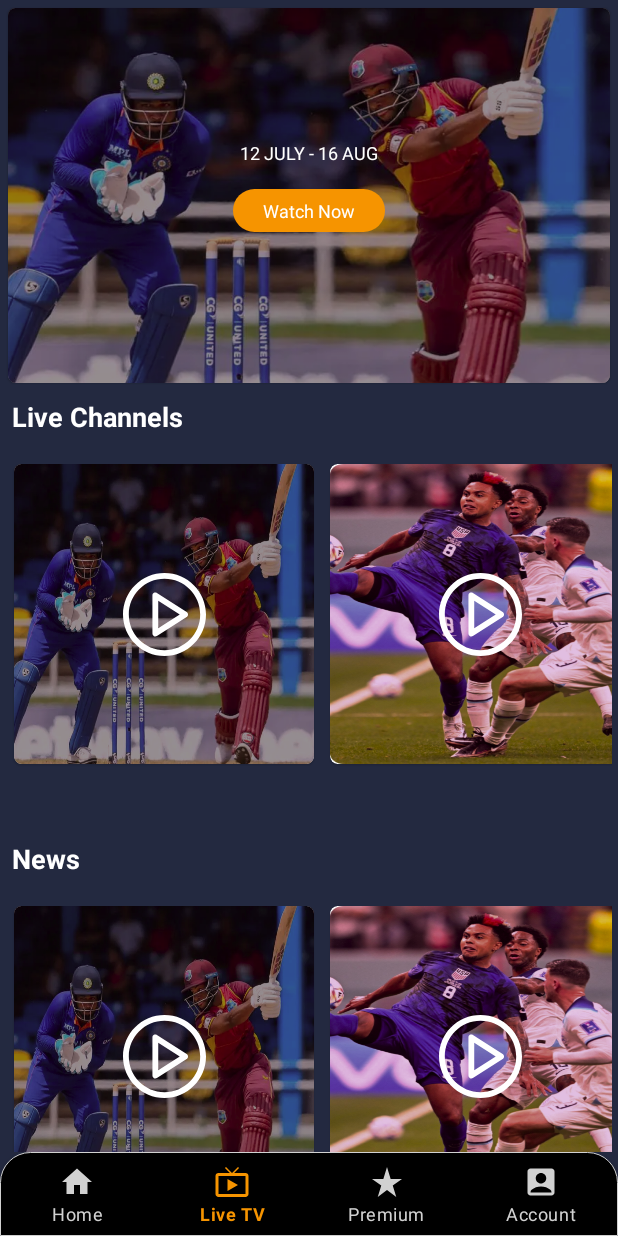
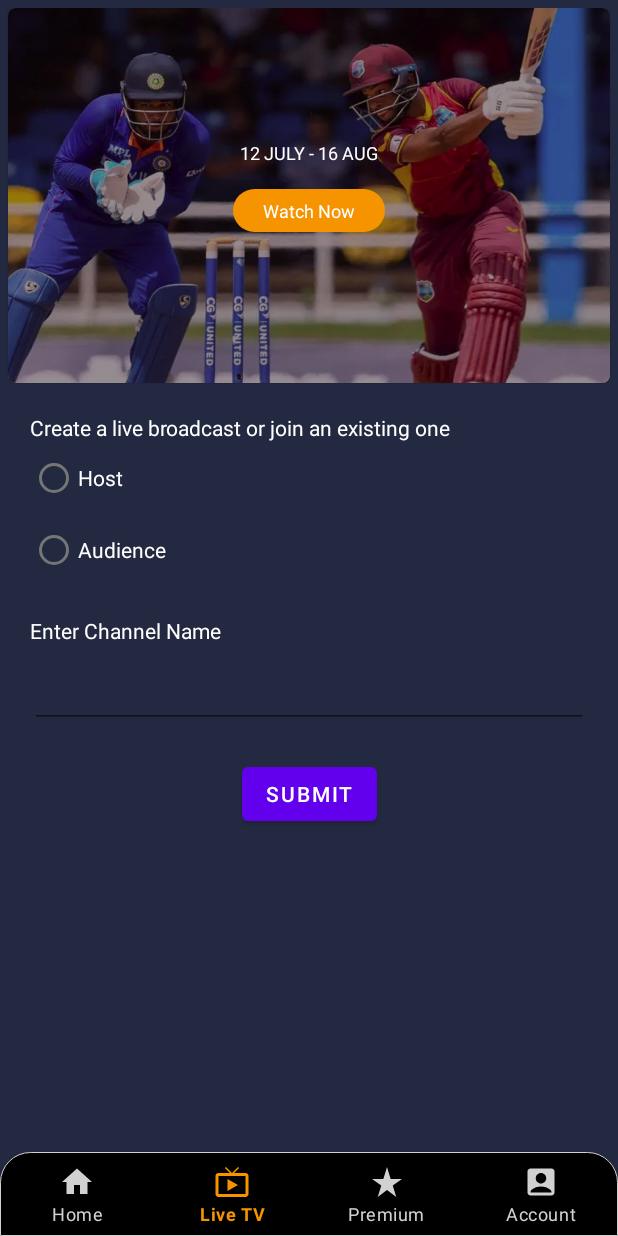
Before and after one commit to Nagari-Telcovas/LiveStreaming_Android, an Android app: the LiveTvFragment screen opened through its navigation route, on a phone screen of 412 x 824 dp. Run offline under Robolectric (Android 15) with nearby library versions, the phone set to English and light mode, and no system bars; our stand-ins replace navigation-ui; pictures from the network do not load.

Commit message:
Update UI design

```diff
--- a/app/src/main/AndroidManifest.xml
+++ b/app/src/main/AndroidManifest.xml
@@ -28,7 +28,7 @@
             android:name=".AgoraVideoActivity"
             android:exported="false" />
         <activity
-            android:name=".SplashActivity"
+            android:name=".AgoraMainActivity"
             android:exported="false" />
         <activity
             android:name=".fullVideo.FullVideoActivity"
@@ -53,7 +53,7 @@
             android:name=".MainActivity"
             android:exported="false" />
         <activity
-            android:name=".AgoraMainActivity"
+            android:name=".SplashActivity"
             android:exported="true">
             <intent-filter>
                 <action android:name="android.intent.action.MAIN" />
--- a/app/src/main/java/com/example/livestreaming/AgoraMainActivity.kt
+++ b/app/src/main/java/com/example/livestreaming/AgoraMainActivity.kt
@@ -6,6 +6,7 @@ import android.content.Intent
 import android.content.pm.PackageManager
 import android.os.Build
 import android.os.Bundle
+import android.util.Log
 import android.widget.Button
 import android.widget.EditText
 import android.widget.RadioButton
@@ -50,6 +51,8 @@ class AgoraMainActivity : AppCompatActivity() {
                     val intent = Intent(this, AgoraVideoActivity::class.java)
                     intent.putExtra(channelMessage, channelName)
                     intent.putExtra(profileMessage, channelProfile)
+                    Log.d("DataCheck11", channelName)
+                    Log.d("DataCheck22", channelProfile.toString())
                     startActivity(intent)
                    // val radio:RadioButton = findViewById(id)
                   //  Toast.makeText(applicationContext,"On button click :" + " ${radio.text}", Toast.LENGTH_SHORT).show()
--- a/app/src/main/java/com/example/livestreaming/fragments/livetv/LiveTvFragment.kt
+++ b/app/src/main/java/com/example/livestreaming/fragments/livetv/LiveTvFragment.kt
@@ -1,35 +1,38 @@
 package com.example.livestreaming.fragments.livetv
 
 
+import android.Manifest
+import android.content.Context
 import android.content.Intent
+import android.content.pm.PackageManager
+import android.util.Log
 import android.view.View
+import android.widget.Button
+import android.widget.EditText
 import android.widget.ImageView
-import androidx.recyclerview.widget.DefaultItemAnimator
-import androidx.recyclerview.widget.GridLayoutManager
-import androidx.recyclerview.widget.LinearLayoutManager
-import androidx.recyclerview.widget.RecyclerView
+import android.widget.RadioButton
+import android.widget.RadioGroup
+import android.widget.Toast
+import androidx.activity.result.contract.ActivityResultContracts
+import androidx.core.content.ContextCompat
+import com.example.livestreaming.AgoraMainActivity
+import com.example.livestreaming.AgoraVideoActivity
 import com.example.livestreaming.BaseFragment
+import com.example.livestreaming.CommonMethods
 import com.example.livestreaming.R
-import com.example.livestreaming.UserDto
 import com.example.livestreaming.fullVideo.FullVideoActivity
+import java.util.ArrayList
 
 
 class LiveTvFragment : BaseFragment(R.layout.fragment_live_tv) {
 
-    private lateinit var videoList: RecyclerView
-    private lateinit var newsList: RecyclerView
-    private lateinit var moviesList: RecyclerView
-    private lateinit var blogsList: RecyclerView
-    lateinit var liveTvAdapter: LiveTvAdapter
-    lateinit var newsAdapter: LiveTvAdapter
-    lateinit var movieAdapter: LiveTvAdapter
-    lateinit var blogsAdapter: LiveTvAdapter
+    var channelProfile = 0
+    var cameraGranted = false
+    var permissionsStr = arrayOf(Manifest.permission.CAMERA, Manifest.permission.RECORD_AUDIO)
+    var permissionsCount = 0
+    lateinit var permissionsList: ArrayList<String>
 
     override fun initFragment(view: View) {
-        videoList = view.findViewById(R.id.liveVideoList)
-        newsList = view.findViewById(R.id.newsList)
-        moviesList = view.findViewById(R.id.moviesList)
-        blogsList = view.findViewById(R.id.blogsList)
 
         val videoViewTrending = view.findViewById<ImageView>(R.id.imageTrending)
         videoViewTrending.setOnClickListener {
@@ -37,54 +40,98 @@ class LiveTvFragment : BaseFragment(R.layout.fragment_live_tv) {
             intentImg.putExtra("VideoLink", "http://commondatastorage.googleapis.com/gtv-videos-bucket/sample/BigBuckBunny.mp4")
             startActivity(intentImg)
         }
-        //--  Live Video  --//
-        videoList.layoutManager = LinearLayoutManager(context, LinearLayoutManager.HORIZONTAL, false)
-        videoList.setHasFixedSize(true)
-        var adapter = LiveTvAdapter(generateData(), requireContext())
-        videoList?.itemAnimator =  DefaultItemAnimator()
-        videoList?.adapter = adapter
-        adapter.notifyDataSetChanged()
 
-        //--  News Video  --//
-        newsList.layoutManager = LinearLayoutManager(context, LinearLayoutManager.HORIZONTAL, false)
-        newsList.setHasFixedSize(true)
-        newsAdapter = LiveTvAdapter(generateData(), requireContext())
-        newsList?.itemAnimator =  DefaultItemAnimator()
-        newsList?.adapter = newsAdapter
-        adapter.notifyDataSetChanged()
 
-        //--  Movies Video  --//
-        moviesList.layoutManager = LinearLayoutManager(context, LinearLayoutManager.HORIZONTAL, false)
-        moviesList.setHasFixedSize(true)
-        movieAdapter = LiveTvAdapter(generateData(), requireContext())
-        moviesList?.itemAnimator =  DefaultItemAnimator()
-        moviesList?.adapter = movieAdapter
-        adapter.notifyDataSetChanged()
+        permissionsList = ArrayList()
+        permissionsList.addAll(permissionsStr)
+        askForPermissions(permissionsList)
 
-        //--  Blogs Video  --//
-        blogsList.layoutManager = LinearLayoutManager(context, LinearLayoutManager.HORIZONTAL, false)
-        blogsList.setHasFixedSize(true)
-        blogsAdapter = LiveTvAdapter(generateData(), requireContext())
-        blogsList?.itemAnimator =  DefaultItemAnimator()
-        blogsList?.adapter = blogsAdapter
-        adapter.notifyDataSetChanged()
+        val radioGroup = view.findViewById<RadioGroup>(R.id.radioGroup)
+        val host = view.findViewById<RadioButton>(R.id.host)
+        val audience = view.findViewById<RadioButton>(R.id.audience)
+        val channelName = view.findViewById<EditText>(R.id.channelName)
+        val submit = view.findViewById<Button>(R.id.submit)
+
+        radioGroup.setOnCheckedChangeListener { group, checkedId ->
+            val radio: RadioButton = view.findViewById(checkedId)
+            Toast.makeText(requireContext(), " On checked change :" + " ${radio.text}", Toast.LENGTH_SHORT).show()
+        }
+
+        submit.setOnClickListener{
+            // if (cameraGranted){
+            var id: Int = radioGroup.checkedRadioButtonId
+            if (id!=-1){
+                val channelName = channelName.text.toString()
+                val intent = Intent(requireContext(), AgoraVideoActivity::class.java)
+                intent.putExtra(AgoraMainActivity.channelMessage, channelName)
+                intent.putExtra(AgoraMainActivity.profileMessage, channelProfile)
+                Log.d("DataCheck11", channelName)
+                Log.d("DataCheck22", channelProfile.toString())
+                startActivity(intent)
+                // val radio:RadioButton = findViewById(id)
+                //  Toast.makeText(applicationContext,"On button click :" + " ${radio.text}", Toast.LENGTH_SHORT).show()
+            }else{
+                // If no radio button checked in this radio group
+                Toast.makeText(requireContext(),"Please Select one Item", Toast.LENGTH_SHORT).show()
+                //   }
+                //}else{
+                //CommonMethods.showMessage(this, getString(R.string.permission_required))
+            }
+
+        }
+        val MY_PERMISSIONS_REQUEST_CAMERA = 0
+        // Here, this is the current activity
+        /*   if (ContextCompat.checkSelfPermission(this, Manifest.permission.CAMERA) != PackageManager.PERMISSION_GRANTED || ContextCompat.checkSelfPermission(this, Manifest.permission.RECORD_AUDIO) != PackageManager.PERMISSION_GRANTED) {
+            ActivityCompat.requestPermissions(this, new String[]{Manifest.permission.CAMERA, Manifest.permission.RECORD_AUDIO}, MY_PERMISSIONS_REQUEST_CAMERA);
+
+        }*/
+
+
     }
 
-    private fun generateData(): ArrayList<UserImage> {
-        var result = ArrayList<UserImage>()
+    companion object {
+        const val channelMessage = "com.agora.samtan.agorabroadcast.CHANNEL"
+        const val profileMessage = "com.agora.samtan.agorabroadcast.PROFILE"
+    }
 
-        for (i in 0..1) {
-            result.add(UserImage("LiveVideo1", R.drawable.live_match, "http://commondatastorage.googleapis.com/gtv-videos-bucket/sample/ForBiggerBlazes.mp4"))
-            result.add(UserImage("LiveVideo2", R.drawable.channel_2, "http://commondatastorage.googleapis.com/gtv-videos-bucket/sample/ForBiggerEscapes.mp4"))
-            result.add(UserImage("LiveVideo3", R.drawable.channel_3, "http://commondatastorage.googleapis.com/gtv-videos-bucket/sample/ForBiggerFun.mp4"))
-            result.add(UserImage("LiveVideo4", R.drawable.channel_4, "http://commondatastorage.googleapis.com/gtv-videos-bucket/sample/ForBiggerJoyrides.mp4"))
-            result.add(UserImage("LiveVideo5", R.drawable.live_match, "http://commondatastorage.googleapis.com/gtv-videos-bucket/sample/ForBiggerMeltdowns.mp4"))
-            result.add(UserImage("LiveVideo6", R.drawable.channel_2, "http://commondatastorage.googleapis.com/gtv-videos-bucket/sample/Sintel.mp4"))
-            result.add(UserImage("LiveVideo7", R.drawable.channel_3, "http://commondatastorage.googleapis.com/gtv-videos-bucket/sample/SubaruOutbackOnStreetAndDirt.mp4"))
-            result.add(UserImage("LiveVideo8", R.drawable.channel_4, "http://commondatastorage.googleapis.com/gtv-videos-bucket/sample/TearsOfSteel.mp4"))
+    //-- Permission
+    private var permissionsLauncher = registerForActivityResult(ActivityResultContracts.RequestMultiplePermissions()) { result ->
+        val list = ArrayList(result.values)
+        permissionsList = ArrayList()
+        permissionsCount = 0
+        for (i in list.indices) {
+            if (shouldShowRequestPermissionRationale(permissionsStr[i])) {
+                permissionsList.add(permissionsStr[i])
+            } else if (!hasPermission(requireContext(), permissionsStr[i])) {
+                if (permissionsStr[i] === Manifest.permission.CAMERA) {
+                    CommonMethods.showMessage(requireContext(), "Please allow Camera permission!")
+                }
+                if (permissionsStr[i] === Manifest.permission.RECORD_AUDIO) {
+                    //   if (Build.VERSION.SDK_INT >= Build.VERSION_CODES.TIRAMISU){
+                    CommonMethods.showMessage(requireContext(), "Please allow MicroPhone permission!")
+                    //   }
+                }
+                permissionsCount++
+            }
         }
+        if (permissionsList.size > 0) {
+            askForPermissions(permissionsList)
+        }
+    }
 
-        return result
+    private fun hasPermission(context: Context, permissionStr: String): Boolean {
+
+        return ContextCompat.checkSelfPermission(context, permissionStr) == PackageManager.PERMISSION_GRANTED
+    }
+    private fun askForPermissions(permissionsList: ArrayList<String>) {
+        //val newPermissionStr = arrayOfNulls<String>(permissionsList.size)
+        val newPermissionStr = Array(permissionsList.size) { "" }
+        for (i in newPermissionStr.indices) {
+            newPermissionStr[i] = permissionsList[i]
+        }
+        if (newPermissionStr.isNotEmpty()) {
+            permissionsLauncher.launch(newPermissionStr)
+        }
     }
 
 }
--- a/app/src/main/res/layout/fragment_live_tv.xml
+++ b/app/src/main/res/layout/fragment_live_tv.xml
@@ -7,12 +7,6 @@
     android:background="@color/yellow"
     tools:context=".fragments.livetv.LiveTvFragment">
 
-    <androidx.core.widget.NestedScrollView
-        android:layout_width="match_parent"
-        android:layout_height="wrap_content"
-        app:layout_constraintLeft_toLeftOf="parent"
-        app:layout_constraintRight_toRightOf="parent"
-        app:layout_constraintTop_toTopOf="parent">
 
         <androidx.constraintlayout.widget.ConstraintLayout
             android:layout_width="match_parent"
@@ -96,121 +90,89 @@
 
             </com.google.android.material.card.MaterialCardView>
 
+            <androidx.constraintlayout.widget.ConstraintLayout
+                android:layout_width="match_parent"
+                android:layout_height="wrap_content"
+                app:layout_constraintTop_toBottomOf="@+id/ePlayerLayout"
+                app:layout_constraintStart_toStartOf="parent"
+                tools:context=".AgoraMainActivity">
+
                 <TextView
-                android:id="@+id/youMayLikeText"
+                    android:id="@+id/textview"
+                    android:layout_width="wrap_content"
+                    android:layout_height="19dp"
+                    android:layout_marginLeft="20dp"
+                    android:layout_marginStart="20dp"
+                    android:layout_marginTop="20dp"
+                    android:textColor="@color/white"
+                    android:text="Create a live broadcast or join an existing one"
+                    app:layout_constraintStart_toStartOf="parent"
+                    app:layout_constraintTop_toTopOf="parent" />
+
+                <RadioGroup
+                    android:id="@+id/radioGroup"
+                    android:layout_width="match_parent"
+                    android:layout_height="wrap_content"
+                    android:layout_marginLeft="20dp"
+                    android:layout_marginStart="20dp"
+                    android:orientation="vertical"
+                    app:layout_constraintStart_toStartOf="parent"
+                    app:layout_constraintTop_toBottomOf="@+id/textview">
+
+                    <RadioButton
+                        android:id="@+id/host"
+                        android:layout_width="match_parent"
+                        android:layout_height="wrap_content"
+                        android:textColor="@color/white"
+                        android:text="Host" />
+
+                    <RadioButton
+                        android:id="@+id/audience"
+                        android:layout_width="match_parent"
+                        android:layout_height="wrap_content"
+                        android:textColor="@color/white"
+                        android:text="Audience" />
+                </RadioGroup>
+
+                <TextView
+                    android:id="@+id/textview2"
                     android:layout_width="wrap_content"
                     android:layout_height="wrap_content"
-                android:layout_marginLeft="@dimen/dimen8"
-                android:paddingTop="@dimen/dimen10"
-                android:paddingBottom="@dimen/dimen10"
-                android:text="Live Channels"
+                    android:layout_marginLeft="20dp"
+                    android:layout_marginStart="20dp"
+                    android:layout_marginTop="20dp"
+                    android:text="Enter Channel Name"
                     android:textColor="@color/white"
-                android:textSize="@dimen/textview18"
-                android:textStyle="bold"
-                app:layout_constraintLeft_toLeftOf="parent"
-                app:layout_constraintTop_toBottomOf="@+id/ePlayerLayout" />
+                    app:layout_constraintStart_toStartOf="parent"
+                    app:layout_constraintTop_toBottomOf="@+id/radioGroup" />
 
-            <androidx.recyclerview.widget.RecyclerView
-                android:id="@+id/liveVideoList"
+                <EditText
+                    android:id="@+id/channelName"
                     android:layout_width="match_parent"
-                android:layout_height="@dimen/dimen250"
-                android:padding="4dp"
-                app:layoutManager="androidx.recyclerview.widget.LinearLayoutManager"
-                app:layout_constrainedHeight="true"
-                android:orientation="horizontal"
-                app:layout_constraintLeft_toLeftOf="parent"
-                app:layout_constraintRight_toRightOf="parent"
-                app:layout_constraintTop_toBottomOf="@+id/youMayLikeText"
-                tools:itemCount="10"
-                tools:listitem="@layout/item_live_videos" />
+                    android:layout_height="wrap_content"
+                    android:layout_marginEnd="20dp"
+                    android:layout_marginLeft="20dp"
+                    android:layout_marginRight="20dp"
+                    android:layout_marginStart="20dp"
+                    android:layout_marginTop="10dp"
+                    app:layout_constraintEnd_toEndOf="parent"
+                    app:layout_constraintStart_toStartOf="parent"
+                    app:layout_constraintTop_toBottomOf="@+id/textview2" />
 
-            <TextView
-                android:id="@+id/newsListText"
+                <Button
+                    android:id="@+id/submit"
                     android:layout_width="wrap_content"
                     android:layout_height="wrap_content"
-                android:layout_marginLeft="@dimen/dimen8"
-                android:paddingTop="@dimen/dimen10"
-                android:paddingBottom="@dimen/dimen10"
-                android:text="News"
-                android:textColor="@color/white"
-                android:textSize="@dimen/textview18"
-                android:textStyle="bold"
+                    android:layout_marginBottom="20dp"
+                    android:text="Submit"
+                    android:layout_marginTop="@dimen/dimen20"
+                    app:layout_constraintTop_toBottomOf="@+id/channelName"
                     app:layout_constraintLeft_toLeftOf="parent"
-                app:layout_constraintTop_toBottomOf="@+id/liveVideoList" />
+                    app:layout_constraintRight_toRightOf="parent"/>
+            </androidx.constraintlayout.widget.ConstraintLayout>
 
-            <androidx.recyclerview.widget.RecyclerView
-                android:id="@+id/newsList"
-                android:layout_width="match_parent"
-                android:layout_height="@dimen/dimen250"
-                android:padding="4dp"
-                app:layoutManager="androidx.recyclerview.widget.LinearLayoutManager"
-                app:layout_constrainedHeight="true"
-                android:orientation="horizontal"
-                app:layout_constraintLeft_toLeftOf="parent"
-                app:layout_constraintRight_toRightOf="parent"
-                app:layout_constraintTop_toBottomOf="@+id/newsListText"
-                tools:itemCount="10"
-                tools:listitem="@layout/item_live_videos" />
-
-            <TextView
-                android:id="@+id/moviesListText"
-                android:layout_width="wrap_content"
-                android:layout_height="wrap_content"
-                android:layout_marginLeft="@dimen/dimen8"
-                android:paddingTop="@dimen/dimen10"
-                android:paddingBottom="@dimen/dimen10"
-                android:text="Movies"
-                android:textColor="@color/white"
-                android:textSize="@dimen/textview18"
-                android:textStyle="bold"
-                app:layout_constraintLeft_toLeftOf="parent"
-                app:layout_constraintTop_toBottomOf="@+id/newsList" />
-
-            <androidx.recyclerview.widget.RecyclerView
-                android:id="@+id/moviesList"
-                android:layout_width="match_parent"
-                android:layout_height="wrap_content"
-                android:padding="4dp"
-                android:orientation="horizontal"
-                app:layoutManager="androidx.recyclerview.widget.LinearLayoutManager"
-                app:layout_constrainedHeight="true"
-                app:layout_constraintLeft_toLeftOf="parent"
-                app:layout_constraintRight_toRightOf="parent"
-                app:layout_constraintTop_toBottomOf="@+id/moviesListText"
-                tools:itemCount="10"
-                tools:listitem="@layout/item_live_videos" />
-
-
-            <TextView
-                android:id="@+id/blogsListText"
-                android:layout_width="wrap_content"
-                android:layout_height="wrap_content"
-                android:layout_marginLeft="@dimen/dimen8"
-                android:paddingTop="@dimen/dimen10"
-                android:paddingBottom="@dimen/dimen10"
-                android:text="Blogs"
-                android:textColor="@color/white"
-                android:textSize="@dimen/textview18"
-                android:textStyle="bold"
-                app:layout_constraintLeft_toLeftOf="parent"
-                app:layout_constraintTop_toBottomOf="@+id/moviesList" />
-
-            <androidx.recyclerview.widget.RecyclerView
-                android:id="@+id/blogsList"
-                android:layout_width="match_parent"
-                android:layout_height="@dimen/dimen250"
-                android:padding="4dp"
-                android:orientation="horizontal"
-                app:layoutManager="androidx.recyclerview.widget.LinearLayoutManager"
-                app:layout_constrainedHeight="true"
-                app:layout_constraintLeft_toLeftOf="parent"
-                app:layout_constraintRight_toRightOf="parent"
-                app:layout_constraintTop_toBottomOf="@+id/blogsListText"
-                tools:itemCount="10"
-                tools:listitem="@layout/item_live_videos" />
 
         </androidx.constraintlayout.widget.ConstraintLayout>
 
-    </androidx.core.widget.NestedScrollView>
 
 </androidx.constraintlayout.widget.ConstraintLayout>
```
Lines whose indentation alone changed are shown as unchanged.
